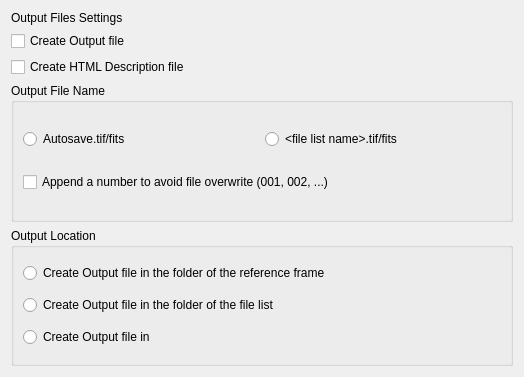
This is DeepSkyStacker/ui/OutputTab.ui in deepskystacker/DSS as Qt 5 draws it before an edit. The edited form follows.
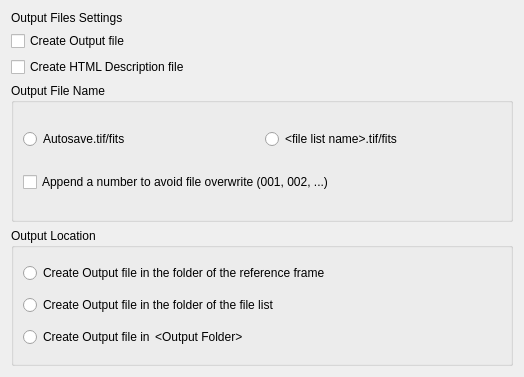
This is the edited form.

Diff of the .ui file:
```diff
--- a/DeepSkyStacker/ui/OutputTab.ui
+++ b/DeepSkyStacker/ui/OutputTab.ui
@@ -135,7 +135,7 @@
            <number>0</number>
           </property>
           <property name="text">
-           <string>&lt;Output Folder&gt;</string>
+           <string>&lt;a href=&quot; &quot;&gt;&amp;lt;Output Folder&amp;gt;&lt;/a&gt;</string>
           </property>
           <property name="indent">
            <number>0</number>
```
